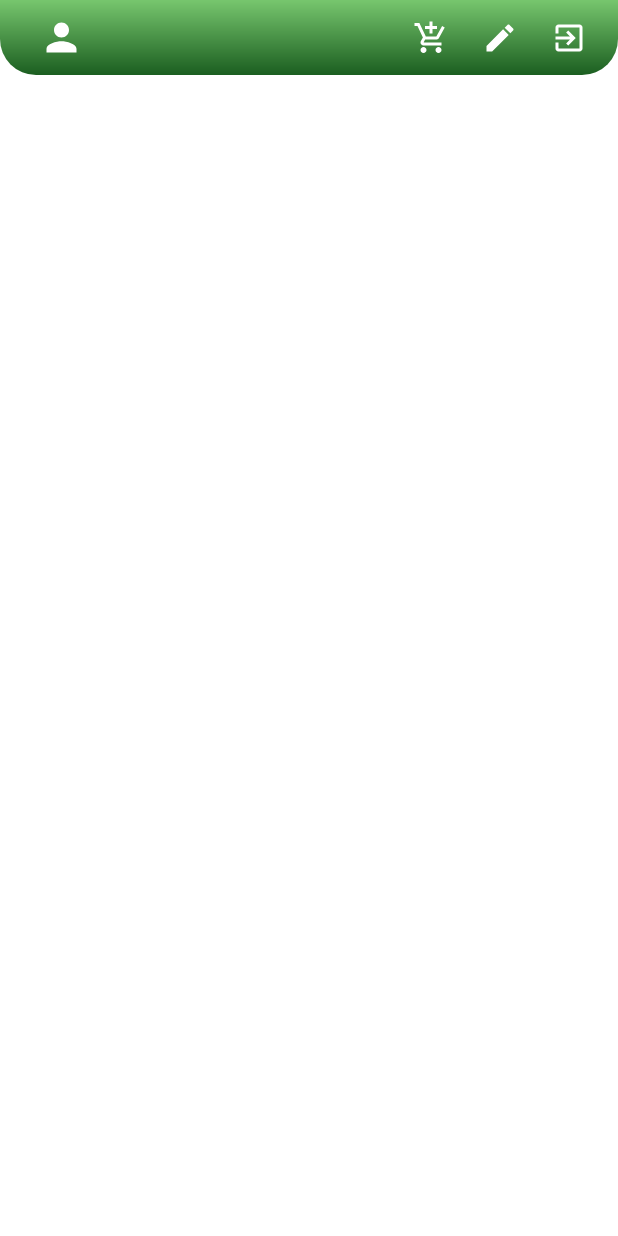
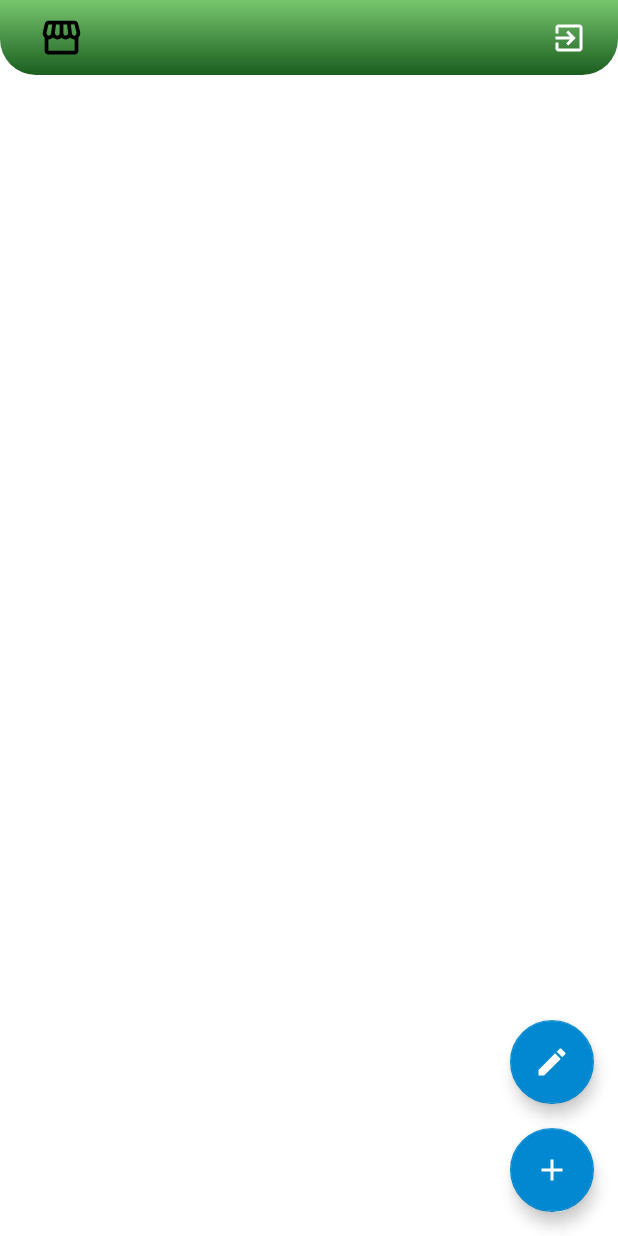
Before and after one commit to trminhnam/cs426-mobile-development-ecomerce, an Android app: the SellerMainActivity screen opened directly, with no data from a screen before it, on a phone screen of 412 x 824 dp. Run offline under Robolectric (Android 15) with nearby library versions, the phone set to English and light mode, and no system bars; 1 statement that could not run was skipped.

Commit message:
UPDATE: UI for seller

```diff
--- a/app/src/main/java/com/example/findandbuy/LoginActivity.java
+++ b/app/src/main/java/com/example/findandbuy/LoginActivity.java
@@ -134,8 +134,6 @@ public class LoginActivity extends AppCompatActivity {
                         Toast.makeText(LoginActivity.this, e.getMessage(), Toast.LENGTH_SHORT).show();
                     }
                 });
-
-
     }
 
     private void makeMeOnline() {
--- a/app/src/main/java/com/example/findandbuy/seller/SellerMainActivity.java
+++ b/app/src/main/java/com/example/findandbuy/seller/SellerMainActivity.java
@@ -23,15 +23,15 @@ public class SellerMainActivity extends AppCompatActivity {
         Bundle extras = getIntent().getExtras();
         String fullname = extras.getString("fullname");
 
-        nameTextView = findViewById(R.id.nameTextView);
-        addProductButton = findViewById(R.id.addProductButton);
+        nameTextView = findViewById(R.id.shopNameTextView);
+        addProductButton = findViewById(R.id.addItemButton);
 
         nameTextView.setText(fullname);
 
         addProductButton.setOnClickListener(new View.OnClickListener() {
             @Override
             public void onClick(View v) {
-
+                startActivity(new Intent(SellerMainActivity.this, SellerAddItem.class));
             }
         });
     }
--- /dev/null
+++ b/app/src/main/res/drawable/ic_add.xml
@@ -0,0 +1,10 @@
+<vector xmlns:android="http://schemas.android.com/apk/res/android"
+    android:width="24dp"
+    android:height="24dp"
+    android:tint="#FFFFFF"
+    android:viewportWidth="24"
+    android:viewportHeight="24">
+    <path
+        android:fillColor="@android:color/white"
+        android:pathData="M19,13h-6v6h-2v-6H5v-2h6V5h2v6h6v2z" />
+</vector>
--- a/app/src/main/res/layout/activity_seller_add_item.xml
+++ b/app/src/main/res/layout/activity_seller_add_item.xml
@@ -33,7 +33,7 @@
                 android:src="@drawable/ic_goback_white" />
 
             <TextView
-                android:id="@+id/nameTextView"
+                android:id="@+id/shopNameTextView"
                 style="@style/TextAppearance.MaterialComponents.Headline6"
                 android:layout_width="wrap_content"
                 android:layout_height="wrap_content"
--- a/app/src/main/res/layout/activity_seller_main.xml
+++ b/app/src/main/res/layout/activity_seller_main.xml
@@ -14,41 +14,41 @@
 
 
         <ImageView
-            android:id="@+id/userIcon"
+            android:id="@+id/shopIcon"
             android:layout_width="30dp"
             android:layout_height="30dp"
-            android:src="@drawable/ic_person_white"
+            android:layout_alignParentStart="true"
+            android:layout_marginLeft="16dp"
             android:background="@null"
-            android:layout_marginLeft="16dp"
-            android:layout_alignParentStart="true"/>
+            android:src="@drawable/ic_baseline_storefront_24" />
 
         <TextView
-            android:id="@+id/nameTextView"
+            android:id="@+id/shopNameTextView"
             style="@style/TextAppearance.MaterialComponents.Headline6"
             android:layout_width="wrap_content"
             android:layout_height="wrap_content"
             android:layout_marginLeft="8dp"
-            android:layout_toEndOf="@+id/userIcon"
+            android:layout_toEndOf="@+id/shopIcon"
             android:textColor="@color/white"
             tools:text="Seller Name" />
 
-        <ImageButton
-            android:id="@+id/addProductButton"
-            android:layout_width="30dp"
-            android:layout_height="30dp"
-            android:layout_marginHorizontal="8dp"
-            android:layout_toStartOf="@id/editSellerProfileButton"
-            android:background="@null"
-            android:src="@drawable/ic_add_shopping_white" />
+<!--        <ImageButton-->
+<!--            android:id="@+id/addProductButton"-->
+<!--            android:layout_width="30dp"-->
+<!--            android:layout_height="30dp"-->
+<!--            android:layout_marginHorizontal="8dp"-->
+<!--            android:layout_toStartOf="@id/editSellerProfileButton"-->
+<!--            android:background="@null"-->
+<!--            android:src="@drawable/ic_add_shopping_white" />-->
 
-        <ImageButton
-            android:id="@+id/editSellerProfileButton"
-            android:layout_width="30dp"
-            android:layout_height="30dp"
-            android:src="@drawable/ic_edit_white"
-            android:background="@null"
-            android:layout_marginHorizontal="8dp"
-            android:layout_toStartOf="@id/logoutButton"/>
+<!--        <ImageButton-->
+<!--            android:id="@+id/editSellerProfileButton"-->
+<!--            android:layout_width="30dp"-->
+<!--            android:layout_height="30dp"-->
+<!--            android:layout_marginHorizontal="8dp"-->
+<!--            android:layout_toStartOf="@id/logoutButton"-->
+<!--            android:background="@null"-->
+<!--            android:src="@drawable/ic_edit_white" />-->
 
         <ImageButton
             android:id="@+id/logoutButton"
@@ -61,4 +61,27 @@
 
     </RelativeLayout>
 
+    <com.google.android.material.floatingactionbutton.FloatingActionButton
+        android:id="@+id/editItemButton"
+        android:layout_width="wrap_content"
+        android:layout_height="wrap_content"
+        android:layout_marginEnd="@dimen/margin"
+        android:layout_marginBottom="@dimen/margin"
+        android:src="@drawable/ic_edit_white"
+        app:layout_constraintBottom_toTopOf="@+id/addItemButton"
+        app:layout_constraintEnd_toEndOf="parent"
+        app:tint="@android:color/white" />
+
+    <com.google.android.material.floatingactionbutton.FloatingActionButton
+        android:id="@+id/addItemButton"
+        android:layout_width="wrap_content"
+        android:layout_height="wrap_content"
+        android:layout_marginEnd="@dimen/margin"
+        android:layout_marginBottom="@dimen/margin"
+        android:src="@drawable/ic_add"
+        app:layout_constraintBottom_toBottomOf="parent"
+        app:layout_constraintEnd_toEndOf="parent"
+        app:tint="@android:color/white" />
+
+
 </androidx.constraintlayout.widget.ConstraintLayout>
```
Also changed, not shown: app/src/main/java/com/example/findandbuy/seller/SellerAddItem.java (+29 -27 lines).
